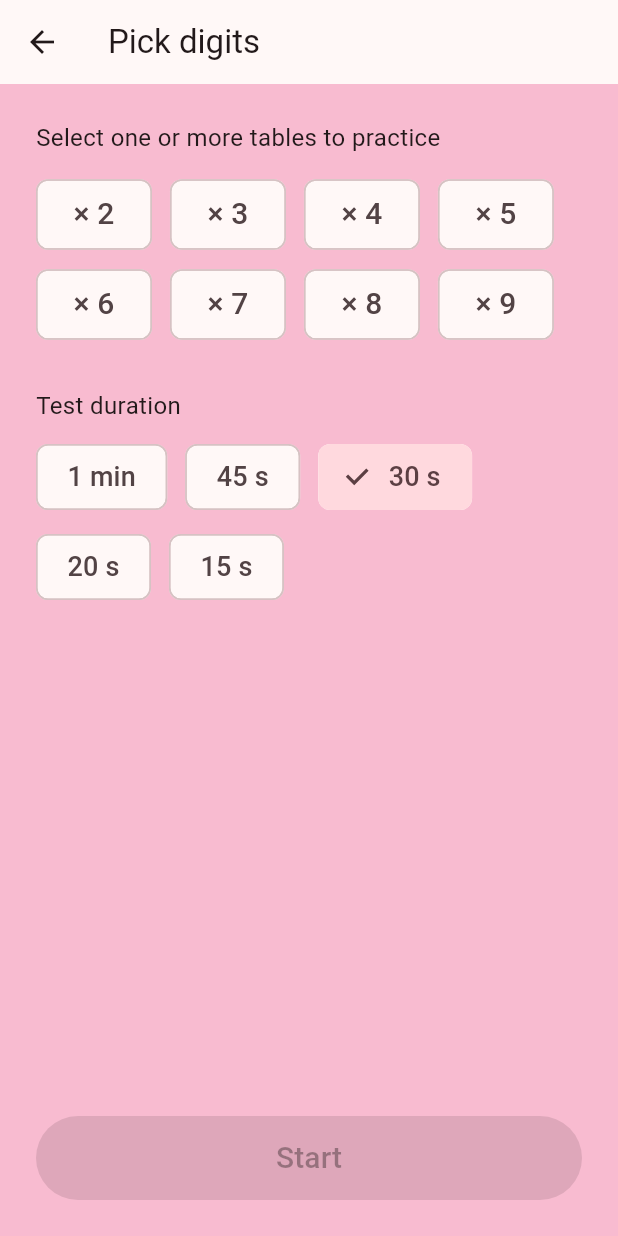
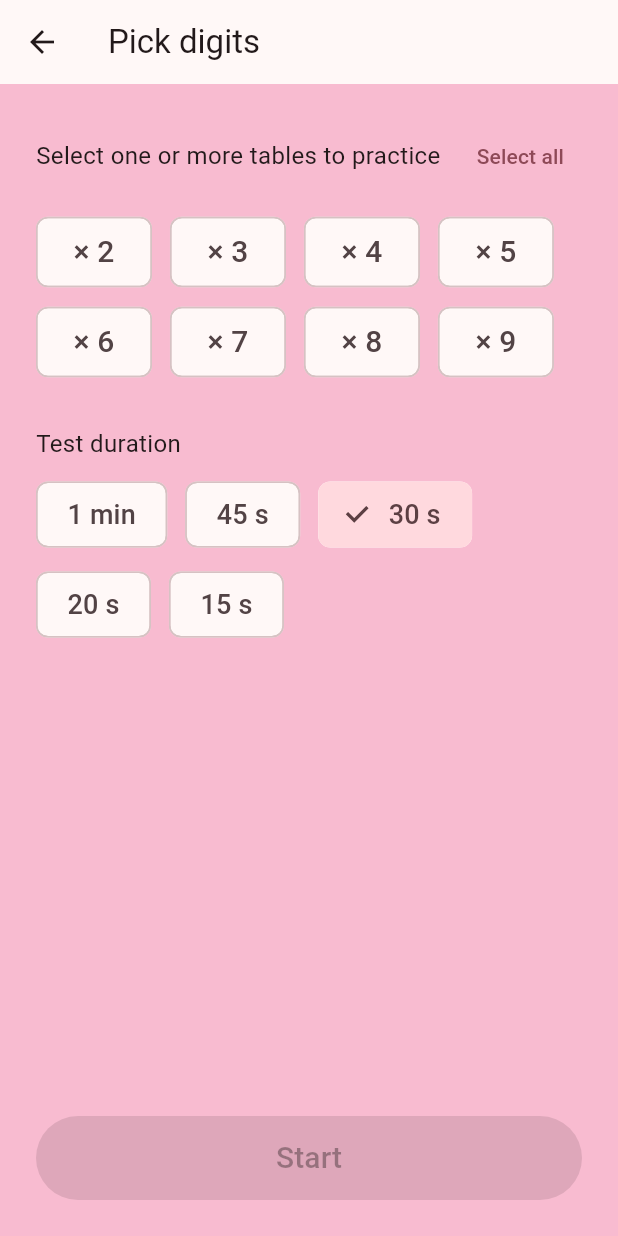
Before and after one commit to gich/app_math_kid, a Flutter app: the screen it shows after launch, after a tap on "Time Test", on a phone screen of 412 x 824 dp. Run offline on Flutter 3.47's test engine with Material 3 defaults, Android fonts, the phone set to English and light mode, and no system bars; our stand-ins replace confetti, shared_preferences.

Commit message:
Add 'Select all' toggle on digit picker for Time Test mode

```diff
--- a/lib/screens/digit_picker_screen.dart
+++ b/lib/screens/digit_picker_screen.dart
@@ -28,6 +28,8 @@ class _DigitPickerScreenState extends State<DigitPickerScreen> {
 
   bool get _isMultiSelect => widget.mode == GameMode.timeTest;
 
+  bool get _areAllSelected => _selected.length == _availableDigits.length;
+
   void _toggle(int digit) {
     setState(() {
       if (_isMultiSelect) {
@@ -38,6 +40,16 @@ class _DigitPickerScreenState extends State<DigitPickerScreen> {
         _selected
           ..clear()
           ..add(digit);
+      }
+    });
+  }
+
+  void _toggleAll() {
+    setState(() {
+      if (_areAllSelected) {
+        _selected.clear();
+      } else {
+        _selected.addAll(_availableDigits);
       }
     });
   }
@@ -69,7 +81,18 @@ class _DigitPickerScreenState extends State<DigitPickerScreen> {
         child: Column(
           crossAxisAlignment: CrossAxisAlignment.stretch,
           children: [
-            Text(hint, style: const TextStyle(fontSize: 16)),
+            Row(
+              children: [
+                Expanded(
+                  child: Text(hint, style: const TextStyle(fontSize: 16)),
+                ),
+                if (_isMultiSelect)
+                  TextButton(
+                    onPressed: _toggleAll,
+                    child: Text(_areAllSelected ? 'Clear' : 'Select all'),
+                  ),
+              ],
+            ),
             const SizedBox(height: 16),
             Wrap(
               spacing: 12,
```
